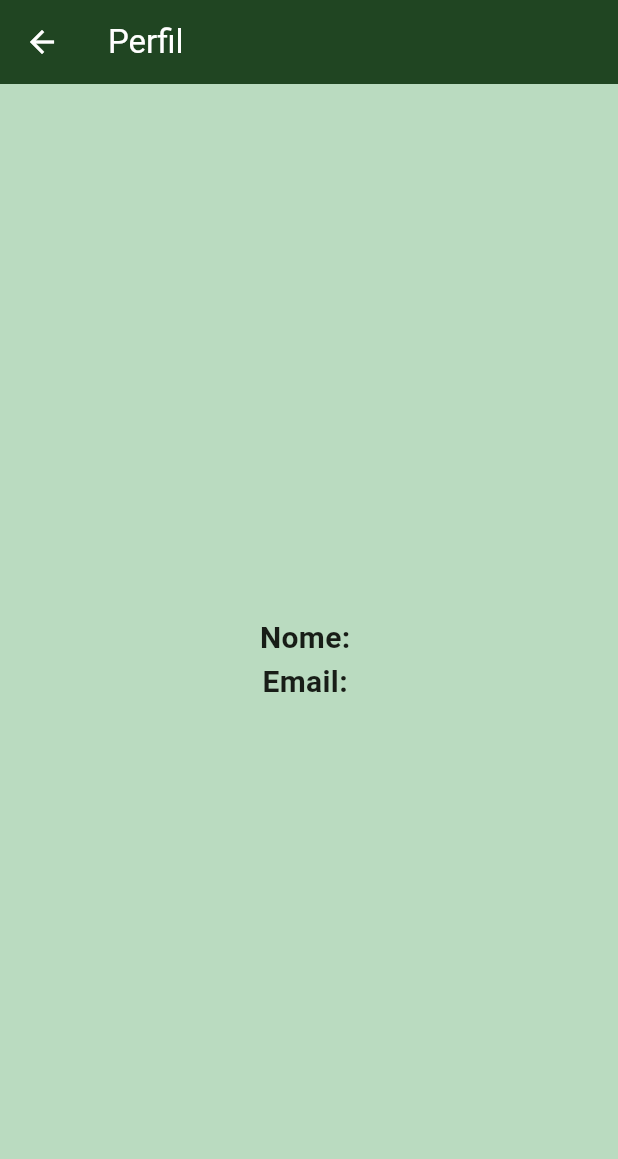
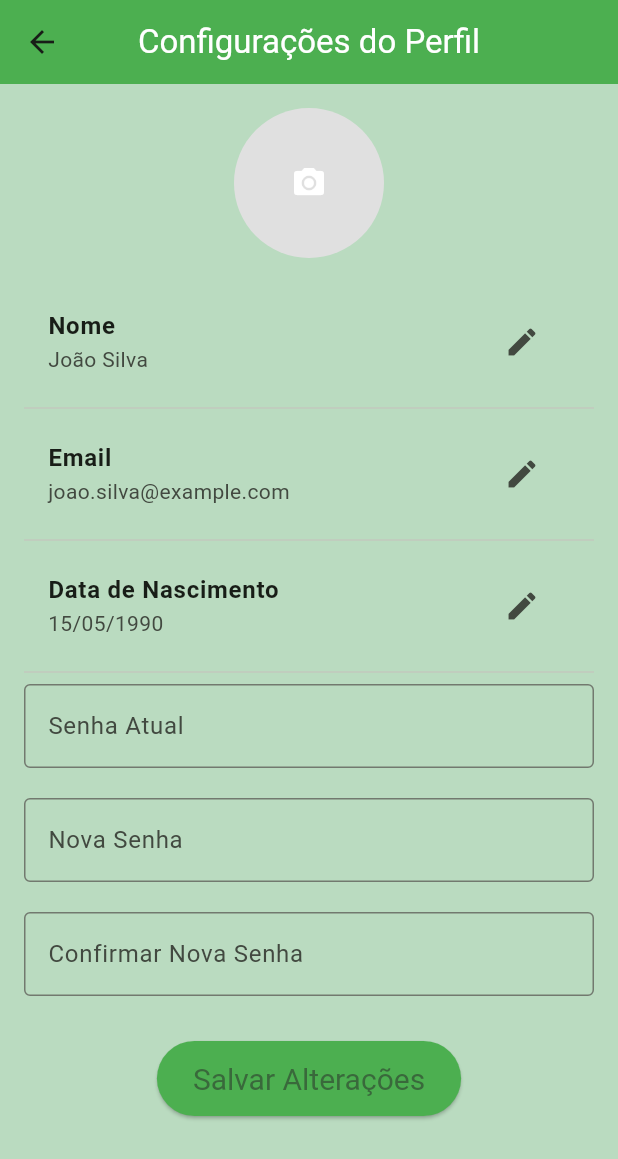
Before and after one commit to luhelenals/projeto, a Flutter app: the MyHomePage screen opened directly, item 4 of the bottom bar chosen, after a tap on "Perfil", on a phone screen of 412 x 824 dp. Shown: the top 1159 px of the screen. Run offline on Flutter 3.47's test engine with Material 3 defaults, Android fonts, the phone set to English and light mode, and no system bars; our stand-ins replace fl_chart, hive_flutter; accounts and stored records are empty.

Commit message:
atualização de preferências do usuário

```diff
--- a/lib/models/pie_chart.dart
+++ b/lib/models/pie_chart.dart
@@ -72,15 +72,13 @@ class GraficoGastosCategoria extends StatelessWidget {
                 Padding(
                   padding: const EdgeInsets.all(16.0),
                   child: SizedBox(
-                    height: 200, // Provide a specific height for the PieChart
-                    child: PieChart(
-                      PieChartData(
-                        sections: pieChartSections,
-                        sectionsSpace: 2,
-                        centerSpaceRadius: 40,
-                        borderData: FlBorderData(show: false),
-                      ),
-                    ),
+                    height: 250, // Provide a specific height for the PieChart
+                    child: PieChart(PieChartData(
+                      sections: pieChartSections,
+                      sectionsSpace: 4,
+                      centerSpaceRadius: 70,
+                      borderData: FlBorderData(show: false),
+                    )),
                   ),
                 ),
                 /*...pieChartSections!.map((section) {
--- a/lib/pages/dashboard_page.dart
+++ b/lib/pages/dashboard_page.dart
@@ -26,19 +26,13 @@ class _DashboardPageState extends State<DashboardPage> {
   @override
   void initState() {
     super.initState();
-    loadTabelas(); // Fetch initial data when the page is first built
+    loadTabelas();
   }
 
   void loadTabelas() {
     setState(() {
       resumoGast = GastoMensalRepository.obterGastos(month.num);
       resumoReceb = RecebimentosRepository.obterRecebimentoMensal(month.num);
-    });
-  }
-
-  void updateData() {
-    setState(() {
-      loadTabelas();
     });
   }
 
@@ -150,7 +144,9 @@ class _DashboardPageState extends State<DashboardPage> {
                     ),
                     child: Center(
                         child: Text(
-                      'Você está R\$${diferencaMes.toString()} abaixo dos seus gastos do mês passado!',
+                      diferencaMes > 0
+                          ? 'Você está R\$${diferencaMes.toString()} abaixo dos seus gastos do mês passado!'
+                          : 'Você está R\$${(-1 * diferencaMes).toString()} acima dos seus gastos do mês passado!',
                       style: const TextStyle(color: Colors.white),
                       textAlign: TextAlign.center,
                     ))),
--- a/lib/pages/home_page.dart
+++ b/lib/pages/home_page.dart
@@ -1,9 +1,5 @@
 import 'package:flutter/material.dart';
-//import 'package:projeto/models/mes.dart';
 import 'package:projeto/pages/menu_despesa.dart';
-//import 'package:projeto/repositories/gastomes_repository.dart';
-//import 'package:projeto/repositories/meses_repository.dart';
-//import 'package:projeto/repositories/recebimentos_repository.dart';
 import 'dashboard_page.dart';
 import 'more_page.dart';
 import 'menu_recebimento.dart';
@@ -31,7 +27,7 @@ class _MyHomePageState extends State<MyHomePage> {
     return Scaffold(
       body: _buildPage(_selectedIndex),
       bottomNavigationBar: BottomNavigationBar(
-        items: [
+        items: const [
           BottomNavigationBarItem(
             icon: Icon(Icons.article),
             label: 'Visão geral',
@@ -60,12 +56,7 @@ class _MyHomePageState extends State<MyHomePage> {
   Widget _buildPage(int selectedIndex) {
     switch (selectedIndex) {
       case 0:
-        //Mes mes = MesRepository.obterMes(DateTime.now().month);
-        return const DashboardPage(
-            //month: mes,
-            //resumoGast: GastoMensalRepository.obterGastos(mes.num),
-            //resumoReceb: RecebimentosRepository.obterRecebimentoMensal(mes.num),
-            );
+        return const DashboardPage();
       case 1:
         return MenuRecebimento();
       case 2:
--- a/lib/pages/more_page.dart
+++ b/lib/pages/more_page.dart
@@ -1,6 +1,7 @@
 import 'package:flutter/material.dart';
 import 'login_page.dart';
 import 'package:projeto/configs/app_settings.dart';
+import 'profile_page.dart';
 
 class MorePage extends StatelessWidget {
   const MorePage({Key? key});
@@ -63,35 +64,6 @@ class MorePage extends StatelessWidget {
   }
 }
 
-class ProfilePage extends StatelessWidget {
-  @override
-  Widget build(BuildContext context) {
-    return Scaffold(
-      appBar: AppBar(
-        title:
-            Text('Perfil', style: TextStyle(color: AppSettings.getCorTexto())),
-        backgroundColor: AppSettings.getCor(),
-        iconTheme: IconThemeData(color: AppSettings.getCorTexto()),
-      ),
-      body: const Center(
-        child: Column(
-            mainAxisAlignment: MainAxisAlignment.center,
-            crossAxisAlignment: CrossAxisAlignment.center,
-            children: [
-              Text(
-                'Nome: ',
-                style: TextStyle(fontWeight: FontWeight.bold, fontSize: 20),
-              ),
-              Text(
-                'Email: ',
-                style: TextStyle(fontWeight: FontWeight.bold, fontSize: 20),
-              ),
-            ]),
-      ),
-    );
-  }
-}
-
 class NotificationsPage extends StatelessWidget {
   @override
   Widget build(BuildContext context) {
--- /dev/null
+++ b/lib/pages/profile_page.dart
@@ -0,0 +1,156 @@
+import 'package:flutter/material.dart';
+
+class ProfilePage extends StatelessWidget {
+  final String currentName = "João Silva";
+  final String currentEmail = "joao.silva@example.com";
+  final String currentBirthDate = "15/05/1990";
+
+  @override
+  Widget build(BuildContext context) {
+    return Scaffold(
+      appBar: AppBar(
+        title: Text('Configurações do Perfil',
+            style: TextStyle(color: Colors.white)),
+        centerTitle: true,
+        backgroundColor: Colors.green,
+      ),
+      body: Padding(
+        padding: const EdgeInsets.all(16.0),
+        child: Column(
+          children: [
+            CircleAvatar(
+              radius: 50,
+              backgroundColor: Colors.grey[300],
+              child: IconButton(
+                icon: Icon(Icons.camera_alt, color: Colors.white),
+                onPressed: () {
+                  // Função para adicionar foto
+                },
+              ),
+            ),
+            SizedBox(height: 20),
+            ListTile(
+              title:
+                  Text('Nome', style: TextStyle(fontWeight: FontWeight.bold)),
+              subtitle: Text(currentName),
+              trailing: IconButton(
+                icon: Icon(Icons.edit),
+                onPressed: () {
+                  // Função para editar nome
+                  _showEditDialog(context, 'Nome', currentName, (newValue) {
+                    // Atualizar nome
+                  });
+                },
+              ),
+            ),
+            Divider(),
+            ListTile(
+              title:
+                  Text('Email', style: TextStyle(fontWeight: FontWeight.bold)),
+              subtitle: Text(currentEmail),
+              trailing: IconButton(
+                icon: Icon(Icons.edit),
+                onPressed: () {
+                  // Função para editar email
+                  _showEditDialog(context, 'Email', currentEmail, (newValue) {
+                    // Atualizar email
+                  });
+                },
+              ),
+            ),
+            Divider(),
+            ListTile(
+              title: Text('Data de Nascimento',
+                  style: TextStyle(fontWeight: FontWeight.bold)),
+              subtitle: Text(currentBirthDate),
+              trailing: IconButton(
+                icon: Icon(Icons.edit),
+                onPressed: () {
+                  // Função para editar data de nascimento
+                  _showEditDialog(
+                      context, 'Data de Nascimento', currentBirthDate,
+                      (newValue) {
+                    // Atualizar data de nascimento
+                  });
+                },
+              ),
+            ),
+            Divider(),
+            TextFormField(
+              decoration: InputDecoration(
+                labelText: 'Senha Atual',
+                border: OutlineInputBorder(),
+              ),
+              obscureText: true,
+            ),
+            SizedBox(height: 20),
+            TextFormField(
+              decoration: InputDecoration(
+                labelText: 'Nova Senha',
+                border: OutlineInputBorder(),
+              ),
+              obscureText: true,
+            ),
+            SizedBox(height: 20),
+            TextFormField(
+              decoration: InputDecoration(
+                labelText: 'Confirmar Nova Senha',
+                border: OutlineInputBorder(),
+              ),
+              obscureText: true,
+            ),
+            SizedBox(height: 30),
+            ElevatedButton(
+              style: ButtonStyle(
+                backgroundColor: MaterialStateProperty.all<Color>(Colors.green),
+                minimumSize: MaterialStateProperty.all<Size>(Size(200, 50)),
+                textStyle: MaterialStateProperty.all<TextStyle>(
+                  TextStyle(color: Colors.white, fontSize: 20),
+                ),
+              ),
+              child: Text('Salvar Alterações'),
+              onPressed: () {
+                // Função para salvar as alterações do perfil
+              },
+            ),
+          ],
+        ),
+      ),
+    );
+  }
+
+  void _showEditDialog(BuildContext context, String field, String currentValue,
+      Function(String) onSave) {
+    TextEditingController controller =
+        TextEditingController(text: currentValue);
+    showDialog(
+      context: context,
+      builder: (context) {
+        return AlertDialog(
+          title: Text('Editar $field'),
+          content: TextField(
+            controller: controller,
+            decoration: InputDecoration(
+              border: OutlineInputBorder(),
+            ),
+          ),
+          actions: [
+            TextButton(
+              child: Text('Cancelar'),
+              onPressed: () {
+                Navigator.of(context).pop();
+              },
+            ),
+            ElevatedButton(
+              child: Text('Salvar'),
+              onPressed: () {
+                onSave(controller.text);
+                Navigator.of(context).pop();
+              },
+            ),
+          ],
+        );
+      },
+    );
+  }
+}
```
Also changed, not shown: lib/pages/menu_recebimento.dart (+12 -30 lines).
